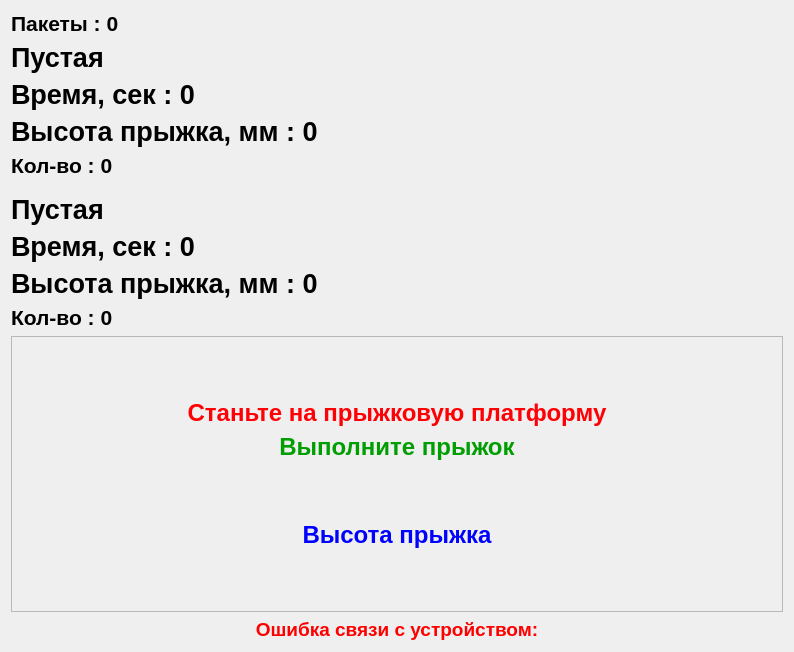
Above: metodics/jumptest/jumptestexecute.ui from grigp/a-analyser before the change. Below: the same form after it.
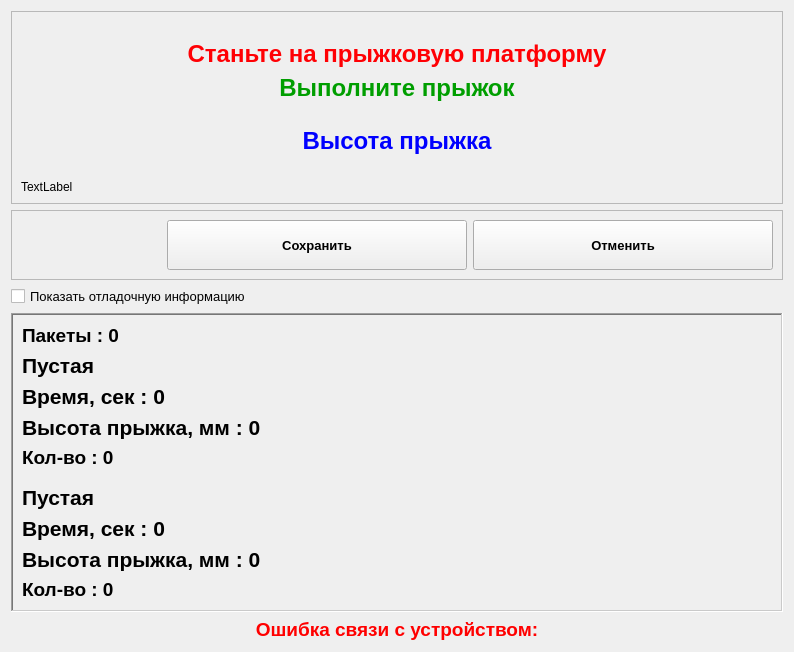
That is the form after the change.

Patch:
```diff
--- a/metodics/jumptest/jumptestexecute.ui
+++ b/metodics/jumptest/jumptestexecute.ui
@@ -14,202 +14,6 @@
    <string>Form</string>
   </property>
   <layout class="QVBoxLayout" name="verticalLayout">
-   <item>
-    <widget class="QLabel" name="lblBlockCounter">
-     <property name="sizePolicy">
-      <sizepolicy hsizetype="Preferred" vsizetype="Fixed">
-       <horstretch>0</horstretch>
-       <verstretch>0</verstretch>
-      </sizepolicy>
-     </property>
-     <property name="font">
-      <font>
-       <pointsize>16</pointsize>
-       <weight>75</weight>
-       <bold>true</bold>
-      </font>
-     </property>
-     <property name="text">
-      <string>Пакеты : 0</string>
-     </property>
-    </widget>
-   </item>
-   <item>
-    <widget class="QLabel" name="lblPlate1Flag">
-     <property name="sizePolicy">
-      <sizepolicy hsizetype="Preferred" vsizetype="Fixed">
-       <horstretch>0</horstretch>
-       <verstretch>0</verstretch>
-      </sizepolicy>
-     </property>
-     <property name="font">
-      <font>
-       <pointsize>20</pointsize>
-       <weight>75</weight>
-       <bold>true</bold>
-      </font>
-     </property>
-     <property name="text">
-      <string>Пустая</string>
-     </property>
-    </widget>
-   </item>
-   <item>
-    <widget class="QLabel" name="lblPlate1Time">
-     <property name="sizePolicy">
-      <sizepolicy hsizetype="Preferred" vsizetype="Fixed">
-       <horstretch>0</horstretch>
-       <verstretch>0</verstretch>
-      </sizepolicy>
-     </property>
-     <property name="font">
-      <font>
-       <pointsize>20</pointsize>
-       <weight>75</weight>
-       <bold>true</bold>
-      </font>
-     </property>
-     <property name="text">
-      <string>Время, сек : 0</string>
-     </property>
-    </widget>
-   </item>
-   <item>
-    <widget class="QLabel" name="lblPlate1Height">
-     <property name="sizePolicy">
-      <sizepolicy hsizetype="Preferred" vsizetype="Fixed">
-       <horstretch>0</horstretch>
-       <verstretch>0</verstretch>
-      </sizepolicy>
-     </property>
-     <property name="font">
-      <font>
-       <pointsize>20</pointsize>
-       <weight>75</weight>
-       <bold>true</bold>
-      </font>
-     </property>
-     <property name="text">
-      <string>Высота прыжка, мм : 0</string>
-     </property>
-    </widget>
-   </item>
-   <item>
-    <widget class="QLabel" name="lblPlate1Count">
-     <property name="sizePolicy">
-      <sizepolicy hsizetype="Preferred" vsizetype="Fixed">
-       <horstretch>0</horstretch>
-       <verstretch>0</verstretch>
-      </sizepolicy>
-     </property>
-     <property name="font">
-      <font>
-       <pointsize>16</pointsize>
-       <weight>75</weight>
-       <bold>true</bold>
-      </font>
-     </property>
-     <property name="text">
-      <string>Кол-во : 0</string>
-     </property>
-    </widget>
-   </item>
-   <item>
-    <spacer name="verticalSpacer">
-     <property name="orientation">
-      <enum>Qt::Vertical</enum>
-     </property>
-     <property name="sizeType">
-      <enum>QSizePolicy::Fixed</enum>
-     </property>
-     <property name="sizeHint" stdset="0">
-      <size>
-       <width>20</width>
-       <height>10</height>
-      </size>
-     </property>
-    </spacer>
-   </item>
-   <item>
-    <widget class="QLabel" name="lblPlate2Flag">
-     <property name="sizePolicy">
-      <sizepolicy hsizetype="Preferred" vsizetype="Fixed">
-       <horstretch>0</horstretch>
-       <verstretch>0</verstretch>
-      </sizepolicy>
-     </property>
-     <property name="font">
-      <font>
-       <pointsize>20</pointsize>
-       <weight>75</weight>
-       <bold>true</bold>
-      </font>
-     </property>
-     <property name="text">
-      <string>Пустая</string>
-     </property>
-    </widget>
-   </item>
-   <item>
-    <widget class="QLabel" name="lblPlate2Time">
-     <property name="sizePolicy">
-      <sizepolicy hsizetype="Preferred" vsizetype="Fixed">
-       <horstretch>0</horstretch>
-       <verstretch>0</verstretch>
-      </sizepolicy>
-     </property>
-     <property name="font">
-      <font>
-       <pointsize>20</pointsize>
-       <weight>75</weight>
-       <bold>true</bold>
-      </font>
-     </property>
-     <property name="text">
-      <string>Время, сек : 0</string>
-     </property>
-    </widget>
-   </item>
-   <item>
-    <widget class="QLabel" name="lblPlate2Height">
-     <property name="sizePolicy">
-      <sizepolicy hsizetype="Preferred" vsizetype="Fixed">
-       <horstretch>0</horstretch>
-       <verstretch>0</verstretch>
-      </sizepolicy>
-     </property>
-     <property name="font">
-      <font>
-       <pointsize>20</pointsize>
-       <weight>75</weight>
-       <bold>true</bold>
-      </font>
-     </property>
-     <property name="text">
-      <string>Высота прыжка, мм : 0</string>
-     </property>
-    </widget>
-   </item>
-   <item>
-    <widget class="QLabel" name="lblPlate2Count">
-     <property name="sizePolicy">
-      <sizepolicy hsizetype="Preferred" vsizetype="Fixed">
-       <horstretch>0</horstretch>
-       <verstretch>0</verstretch>
-      </sizepolicy>
-     </property>
-     <property name="font">
-      <font>
-       <pointsize>16</pointsize>
-       <weight>75</weight>
-       <bold>true</bold>
-      </font>
-     </property>
-     <property name="text">
-      <string>Кол-во : 0</string>
-     </property>
-    </widget>
-   </item>
    <item>
     <widget class="QFrame" name="frClient">
      <property name="frameShape">
@@ -426,6 +230,298 @@
         </property>
        </spacer>
       </item>
+      <item>
+       <widget class="QLabel" name="label">
+        <property name="text">
+         <string>TextLabel</string>
+        </property>
+       </widget>
+      </item>
+     </layout>
+    </widget>
+   </item>
+   <item>
+    <widget class="QFrame" name="frButtons">
+     <property name="frameShape">
+      <enum>QFrame::StyledPanel</enum>
+     </property>
+     <property name="frameShadow">
+      <enum>QFrame::Raised</enum>
+     </property>
+     <layout class="QHBoxLayout" name="horizontalLayout">
+      <item>
+       <spacer name="horizontalSpacer">
+        <property name="orientation">
+         <enum>Qt::Horizontal</enum>
+        </property>
+        <property name="sizeHint" stdset="0">
+         <size>
+          <width>40</width>
+          <height>20</height>
+         </size>
+        </property>
+       </spacer>
+      </item>
+      <item>
+       <widget class="QPushButton" name="btnSave">
+        <property name="minimumSize">
+         <size>
+          <width>300</width>
+          <height>50</height>
+         </size>
+        </property>
+        <property name="font">
+         <font>
+          <pointsize>10</pointsize>
+          <weight>75</weight>
+          <bold>true</bold>
+         </font>
+        </property>
+        <property name="text">
+         <string>Сохранить</string>
+        </property>
+       </widget>
+      </item>
+      <item>
+       <widget class="QPushButton" name="btnCancel">
+        <property name="minimumSize">
+         <size>
+          <width>300</width>
+          <height>50</height>
+         </size>
+        </property>
+        <property name="font">
+         <font>
+          <pointsize>10</pointsize>
+          <weight>75</weight>
+          <bold>true</bold>
+         </font>
+        </property>
+        <property name="text">
+         <string>Отменить</string>
+        </property>
+       </widget>
+      </item>
+     </layout>
+    </widget>
+   </item>
+   <item>
+    <widget class="QCheckBox" name="cbShowTools">
+     <property name="font">
+      <font>
+       <pointsize>10</pointsize>
+      </font>
+     </property>
+     <property name="text">
+      <string>Показать отладочную информацию</string>
+     </property>
+    </widget>
+   </item>
+   <item>
+    <widget class="QFrame" name="frTools">
+     <property name="frameShape">
+      <enum>QFrame::WinPanel</enum>
+     </property>
+     <property name="frameShadow">
+      <enum>QFrame::Sunken</enum>
+     </property>
+     <layout class="QVBoxLayout" name="verticalLayout_3">
+      <item>
+       <widget class="QLabel" name="lblBlockCounter">
+        <property name="sizePolicy">
+         <sizepolicy hsizetype="Preferred" vsizetype="Fixed">
+          <horstretch>0</horstretch>
+          <verstretch>0</verstretch>
+         </sizepolicy>
+        </property>
+        <property name="font">
+         <font>
+          <pointsize>14</pointsize>
+          <weight>75</weight>
+          <bold>true</bold>
+         </font>
+        </property>
+        <property name="text">
+         <string>Пакеты : 0</string>
+        </property>
+       </widget>
+      </item>
+      <item>
+       <widget class="QLabel" name="lblPlate1Flag">
+        <property name="sizePolicy">
+         <sizepolicy hsizetype="Preferred" vsizetype="Fixed">
+          <horstretch>0</horstretch>
+          <verstretch>0</verstretch>
+         </sizepolicy>
+        </property>
+        <property name="font">
+         <font>
+          <pointsize>16</pointsize>
+          <weight>75</weight>
+          <bold>true</bold>
+         </font>
+        </property>
+        <property name="text">
+         <string>Пустая</string>
+        </property>
+       </widget>
+      </item>
+      <item>
+       <widget class="QLabel" name="lblPlate1Time">
+        <property name="sizePolicy">
+         <sizepolicy hsizetype="Preferred" vsizetype="Fixed">
+          <horstretch>0</horstretch>
+          <verstretch>0</verstretch>
+         </sizepolicy>
+        </property>
+        <property name="font">
+         <font>
+          <pointsize>16</pointsize>
+          <weight>75</weight>
+          <bold>true</bold>
+         </font>
+        </property>
+        <property name="text">
+         <string>Время, сек : 0</string>
+        </property>
+       </widget>
+      </item>
+      <item>
+       <widget class="QLabel" name="lblPlate1Height">
+        <property name="sizePolicy">
+         <sizepolicy hsizetype="Preferred" vsizetype="Fixed">
+          <horstretch>0</horstretch>
+          <verstretch>0</verstretch>
+         </sizepolicy>
+        </property>
+        <property name="font">
+         <font>
+          <pointsize>16</pointsize>
+          <weight>75</weight>
+          <bold>true</bold>
+         </font>
+        </property>
+        <property name="text">
+         <string>Высота прыжка, мм : 0</string>
+        </property>
+       </widget>
+      </item>
+      <item>
+       <widget class="QLabel" name="lblPlate1Count">
+        <property name="sizePolicy">
+         <sizepolicy hsizetype="Preferred" vsizetype="Fixed">
+          <horstretch>0</horstretch>
+          <verstretch>0</verstretch>
+         </sizepolicy>
+        </property>
+        <property name="font">
+         <font>
+          <pointsize>14</pointsize>
+          <weight>75</weight>
+          <bold>true</bold>
+         </font>
+        </property>
+        <property name="text">
+         <string>Кол-во : 0</string>
+        </property>
+       </widget>
+      </item>
+      <item>
+       <spacer name="verticalSpacer">
+        <property name="orientation">
+         <enum>Qt::Vertical</enum>
+        </property>
+        <property name="sizeType">
+         <enum>QSizePolicy::Fixed</enum>
+        </property>
+        <property name="sizeHint" stdset="0">
+         <size>
+          <width>20</width>
+          <height>10</height>
+         </size>
+        </property>
+       </spacer>
+      </item>
+      <item>
+       <widget class="QLabel" name="lblPlate2Flag">
+        <property name="sizePolicy">
+         <sizepolicy hsizetype="Preferred" vsizetype="Fixed">
+          <horstretch>0</horstretch>
+          <verstretch>0</verstretch>
+         </sizepolicy>
+        </property>
+        <property name="font">
+         <font>
+          <pointsize>16</pointsize>
+          <weight>75</weight>
+          <bold>true</bold>
+         </font>
+        </property>
+        <property name="text">
+         <string>Пустая</string>
+        </property>
+       </widget>
+      </item>
+      <item>
+       <widget class="QLabel" name="lblPlate2Time">
+        <property name="sizePolicy">
+         <sizepolicy hsizetype="Preferred" vsizetype="Fixed">
+          <horstretch>0</horstretch>
+          <verstretch>0</verstretch>
+         </sizepolicy>
+        </property>
+        <property name="font">
+         <font>
+          <pointsize>16</pointsize>
+          <weight>75</weight>
+          <bold>true</bold>
+         </font>
+        </property>
+        <property name="text">
+         <string>Время, сек : 0</string>
+        </property>
+       </widget>
+      </item>
+      <item>
+       <widget class="QLabel" name="lblPlate2Height">
+        <property name="sizePolicy">
+         <sizepolicy hsizetype="Preferred" vsizetype="Fixed">
+          <horstretch>0</horstretch>
+          <verstretch>0</verstretch>
+         </sizepolicy>
+        </property>
+        <property name="font">
+         <font>
+          <pointsize>16</pointsize>
+          <weight>75</weight>
+          <bold>true</bold>
+         </font>
+        </property>
+        <property name="text">
+         <string>Высота прыжка, мм : 0</string>
+        </property>
+       </widget>
+      </item>
+      <item>
+       <widget class="QLabel" name="lblPlate2Count">
+        <property name="sizePolicy">
+         <sizepolicy hsizetype="Preferred" vsizetype="Fixed">
+          <horstretch>0</horstretch>
+          <verstretch>0</verstretch>
+         </sizepolicy>
+        </property>
+        <property name="font">
+         <font>
+          <pointsize>14</pointsize>
+          <weight>75</weight>
+          <bold>true</bold>
+         </font>
+        </property>
+        <property name="text">
+         <string>Кол-во : 0</string>
+        </property>
+       </widget>
+      </item>
      </layout>
     </widget>
    </item>
```
Left out of the diff: 54 changed lines with no effect on the pictures.
